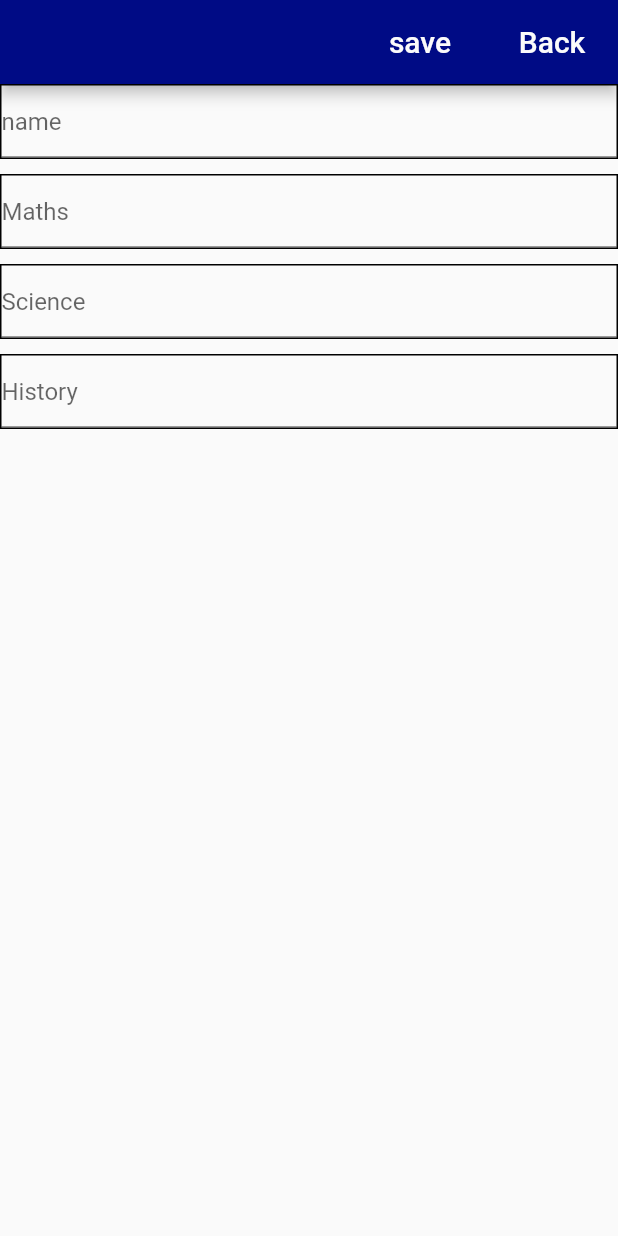
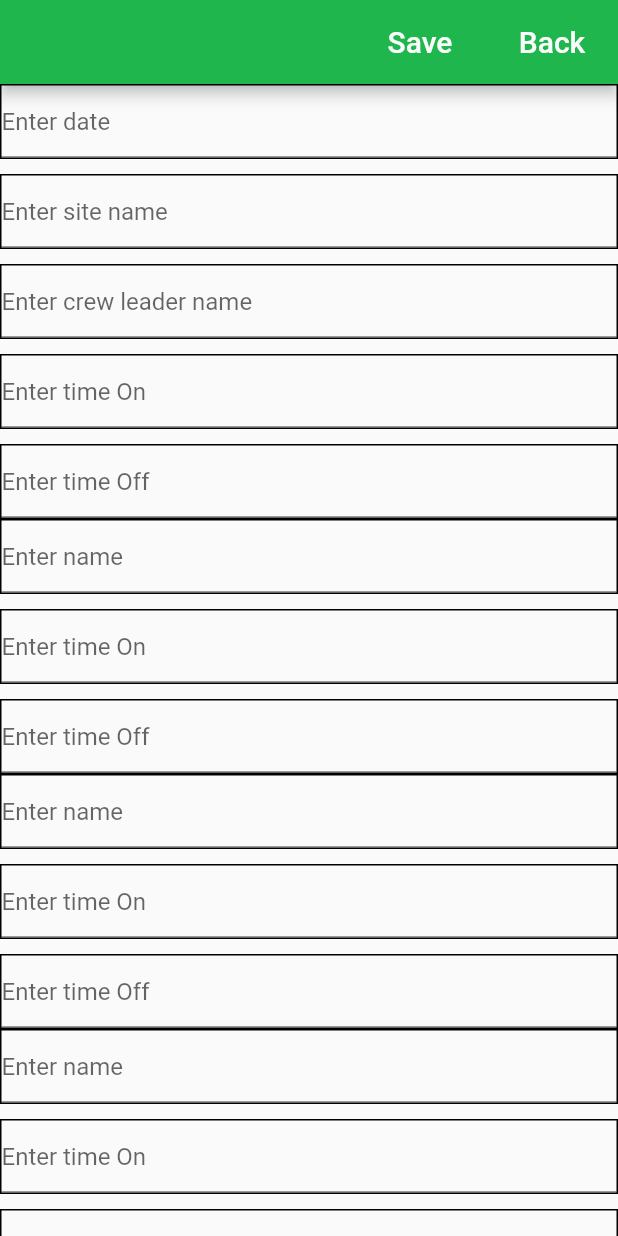
Before and after one commit to T-Pirozzini/Gemini-Landscaping-Flutter-App, a Flutter app: the screen it shows after launch, after a tap on the "add" icon, on a phone screen of 412 x 824 dp. Run offline on Flutter 3.47's test engine with Material 2 defaults, Android fonts, the phone set to English and light mode, and no system bars; our stand-ins replace cloud_firestore, firebase_core, pdf, printing; accounts and stored records are empty.

Commit message:
update colours and text input for pdf form

```diff
--- a/lib/addNote.dart
+++ b/lib/addNote.dart
@@ -4,33 +4,55 @@
 import 'main.dart';
 
 class addnote extends StatelessWidget {
-  TextEditingController name = TextEditingController();
-  TextEditingController subject1 = TextEditingController();
-  TextEditingController subject2 = TextEditingController();
-  TextEditingController subject3 = TextEditingController();
+  TextEditingController date = TextEditingController();
+  TextEditingController siteName = TextEditingController();
+  TextEditingController team1 = TextEditingController();
+  TextEditingController team2 = TextEditingController();
+  TextEditingController team3 = TextEditingController();
+  TextEditingController team4 = TextEditingController();
 
-  CollectionReference ref = FirebaseFirestore.instance.collection('report');
+  TextEditingController timeOn1 = TextEditingController();
+  TextEditingController timeOff1 = TextEditingController();
+  TextEditingController timeOn2 = TextEditingController();
+  TextEditingController timeOff2 = TextEditingController();
+  TextEditingController timeOn3 = TextEditingController();
+  TextEditingController timeOff3 = TextEditingController();
+  TextEditingController timeOn4 = TextEditingController();
+  TextEditingController timeOff4 = TextEditingController();
+
+  CollectionReference ref =
+      FirebaseFirestore.instance.collection('SiteReports2023');
 
   @override
   Widget build(BuildContext context) {
     return Scaffold(
       appBar: AppBar(
-        backgroundColor: Color.fromARGB(255, 0, 11, 133),
+        backgroundColor: Color.fromARGB(255, 31, 182, 77),
         actions: [
           MaterialButton(
             onPressed: () {
               ref.add({
-                'name': name.text,
-                'Maths': subject1.text,
-                'Science': subject2.text,
-                'History': subject3.text
+                'date': date.text,
+                'site name': siteName.text,
+                'team1': team1.text,
+                'team2': team1.text,
+                'team3': team1.text,
+                'team4': team1.text,
+                'timeOn1': timeOn1.text,
+                'timeOff1': timeOff1.text,
+                'timeOn2': timeOn2.text,
+                'timeOff2': timeOff2.text,
+                'timeOn3': timeOn3.text,
+                'timeOff3': timeOff3.text,
+                'timeOn4': timeOn4.text,
+                'timeOff4': timeOff4.text,
               }).whenComplete(() {
                 Navigator.pushReplacement(
                     context, MaterialPageRoute(builder: (_) => Home()));
               });
             },
             child: Text(
-              "save",
+              "Save",
               style: TextStyle(
                 fontSize: 20,
                 color: Color.fromARGB(255, 251, 251, 251),
@@ -58,9 +80,9 @@
             Container(
               decoration: BoxDecoration(border: Border.all()),
               child: TextField(
-                controller: name,
+                controller: date,
                 decoration: InputDecoration(
-                  hintText: 'name',
+                  hintText: 'Enter date',
                 ),
               ),
             ),
@@ -70,11 +92,11 @@
             Container(
               decoration: BoxDecoration(border: Border.all()),
               child: TextField(
-                controller: subject1,
+                controller: siteName,
                 maxLines: null,
-                keyboardType: TextInputType.number,
+                keyboardType: TextInputType.text,
                 decoration: InputDecoration(
-                  hintText: 'Maths',
+                  hintText: 'Enter site name',
                 ),
               ),
             ),
@@ -84,11 +106,11 @@
             Container(
               decoration: BoxDecoration(border: Border.all()),
               child: TextField(
-                controller: subject2,
+                controller: team1,
                 maxLines: null,
-                keyboardType: TextInputType.number,
+                keyboardType: TextInputType.text,
                 decoration: InputDecoration(
-                  hintText: 'Science',
+                  hintText: 'Enter crew leader name',
                 ),
               ),
             ),
@@ -98,11 +120,142 @@
             Container(
               decoration: BoxDecoration(border: Border.all()),
               child: TextField(
-                controller: subject3,
+                controller: timeOn1,
                 maxLines: null,
                 keyboardType: TextInputType.number,
                 decoration: InputDecoration(
-                  hintText: 'History',
+                  hintText: 'Enter time On',
+                ),
+              ),
+            ),
+            SizedBox(
+              height: 10,
+            ),
+            Container(
+              decoration: BoxDecoration(border: Border.all()),
+              child: TextField(
+                controller: timeOff1,
+                maxLines: null,
+                keyboardType: TextInputType.number,
+                decoration: InputDecoration(
+                  hintText: 'Enter time Off',
+                ),
+              ),
+            ),
+            Container(
+              decoration: BoxDecoration(border: Border.all()),
+              child: TextField(
+                controller: team2,
+                maxLines: null,
+                keyboardType: TextInputType.text,
+                decoration: InputDecoration(
+                  hintText: 'Enter name',
+                ),
+              ),
+            ),
+            SizedBox(
+              height: 10,
+            ),
+            Container(
+              decoration: BoxDecoration(border: Border.all()),
+              child: TextField(
+                controller: timeOn2,
+                maxLines: null,
+                keyboardType: TextInputType.number,
+                decoration: InputDecoration(
+                  hintText: 'Enter time On',
+                ),
+              ),
+            ),
+            SizedBox(
+              height: 10,
+            ),
+            Container(
+              decoration: BoxDecoration(border: Border.all()),
+              child: TextField(
+                controller: timeOff2,
+                maxLines: null,
+                keyboardType: TextInputType.number,
+                decoration: InputDecoration(
+                  hintText: 'Enter time Off',
+                ),
+              ),
+            ),
+            Container(
+              decoration: BoxDecoration(border: Border.all()),
+              child: TextField(
+                controller: team3,
+                maxLines: null,
+                keyboardType: TextInputType.text,
+                decoration: InputDecoration(
+                  hintText: 'Enter name',
+                ),
+              ),
+            ),
+            SizedBox(
+              height: 10,
+            ),
+            Container(
+              decoration: BoxDecoration(border: Border.all()),
+              child: TextField(
+                controller: timeOn3,
+                maxLines: null,
+                keyboardType: TextInputType.number,
+                decoration: InputDecoration(
+                  hintText: 'Enter time On',
+                ),
+              ),
+            ),
+            SizedBox(
+              height: 10,
+            ),
+            Container(
+              decoration: BoxDecoration(border: Border.all()),
+              child: TextField(
+                controller: timeOff3,
+                maxLines: null,
+                keyboardType: TextInputType.number,
+                decoration: InputDecoration(
+                  hintText: 'Enter time Off',
+                ),
+              ),
+            ),
+            Container(
+              decoration: BoxDecoration(border: Border.all()),
+              child: TextField(
+                controller: team4,
+                maxLines: null,
+                keyboardType: TextInputType.text,
+                decoration: InputDecoration(
+                  hintText: 'Enter name',
+                ),
+              ),
+            ),
+            SizedBox(
+              height: 10,
+            ),
+            Container(
+              decoration: BoxDecoration(border: Border.all()),
+              child: TextField(
+                controller: timeOn4,
+                maxLines: null,
+                keyboardType: TextInputType.number,
+                decoration: InputDecoration(
+                  hintText: 'Enter time On',
+                ),
+              ),
+            ),
+            SizedBox(
+              height: 10,
+            ),
+            Container(
+              decoration: BoxDecoration(border: Border.all()),
+              child: TextField(
+                controller: timeOff4,
+                maxLines: null,
+                keyboardType: TextInputType.number,
+                decoration: InputDecoration(
+                  hintText: 'Enter time Off',
                 ),
               ),
             ),
--- a/lib/editNote.dart
+++ b/lib/editNote.dart
@@ -62,7 +62,7 @@
               });
             },
             child: Text(
-              "save",
+              "Save",
               style: TextStyle(
                 fontSize: 20,
                 color: Color.fromARGB(255, 251, 251, 251),
@@ -77,7 +77,7 @@
               });
             },
             child: Text(
-              "delete",
+              "Delete",
               style: TextStyle(
                 fontSize: 20,
                 color: Color.fromARGB(255, 251, 251, 251),
--- a/lib/main.dart
+++ b/lib/main.dart
@@ -20,10 +20,10 @@
   @override
   Widget build(BuildContext context) {
     return MaterialApp(
-      title: "Student report",
+      title: "Gemini Landscaping",
       debugShowCheckedModeBanner: false,
       theme: ThemeData(
-        primaryColor: Color.fromARGB(255, 0, 11, 133),
+        primaryColor: Color.fromARGB(255, 31, 182, 77),
       ),
       home: Home(),
     );
@@ -36,13 +36,15 @@
 }
 
 class _HomeState extends State<Home> {
-  final Stream<QuerySnapshot> _usersStream =
-      FirebaseFirestore.instance.collection('report').snapshots();
+  // final Stream<QuerySnapshot> _usersStream =
+  //     FirebaseFirestore.instance.collection('report').snapshots();
+  final Stream<QuerySnapshot> _reportStream2023 =
+      FirebaseFirestore.instance.collection('SiteReports2023').snapshots();
   @override
   Widget build(BuildContext context) {
     return Scaffold(
       floatingActionButton: FloatingActionButton(
-        backgroundColor: Color.fromARGB(255, 0, 11, 133),
+        backgroundColor: Color.fromARGB(255, 31, 182, 77),
         onPressed: () {
           Navigator.pushReplacement(
               context, MaterialPageRoute(builder: (_) => addnote()));
@@ -52,11 +54,11 @@
         ),
       ),
       appBar: AppBar(
-        backgroundColor: Color.fromARGB(255, 0, 11, 133),
-        title: Text('Students'),
+        backgroundColor: Color.fromARGB(255, 31, 182, 77),
+        title: Text('Site Reports 2023'),
       ),
       body: StreamBuilder(
-        stream: _usersStream,
+        stream: _reportStream2023,
         builder: (BuildContext context, AsyncSnapshot<QuerySnapshot> snapshot) {
           if (snapshot.hasError) {
             return Text("something is wrong");
@@ -102,7 +104,7 @@
                             ),
                           ),
                           title: Text(
-                            snapshot.data!.docChanges[index].doc['name'],
+                            snapshot.data!.docChanges[index].doc['date'],
                             style: TextStyle(
                               fontSize: 20,
                             ),
```
Also changed, not shown: lib/sitereport.dart (added, +223 -0 lines), assets/gemini-logo.png (added).
